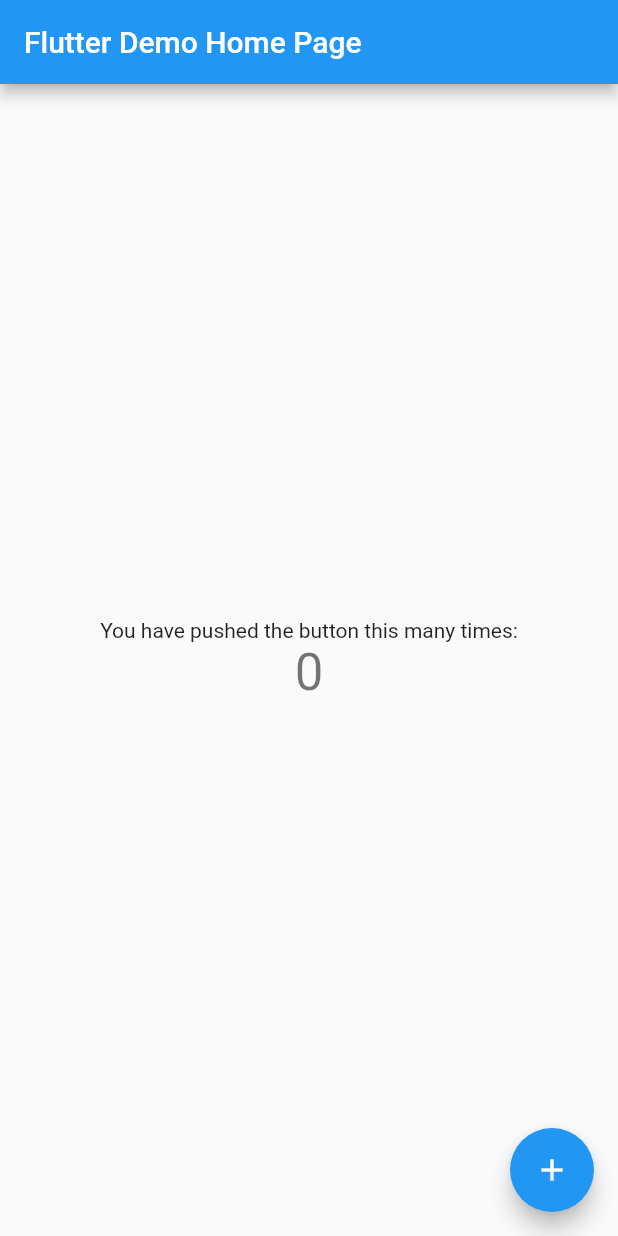
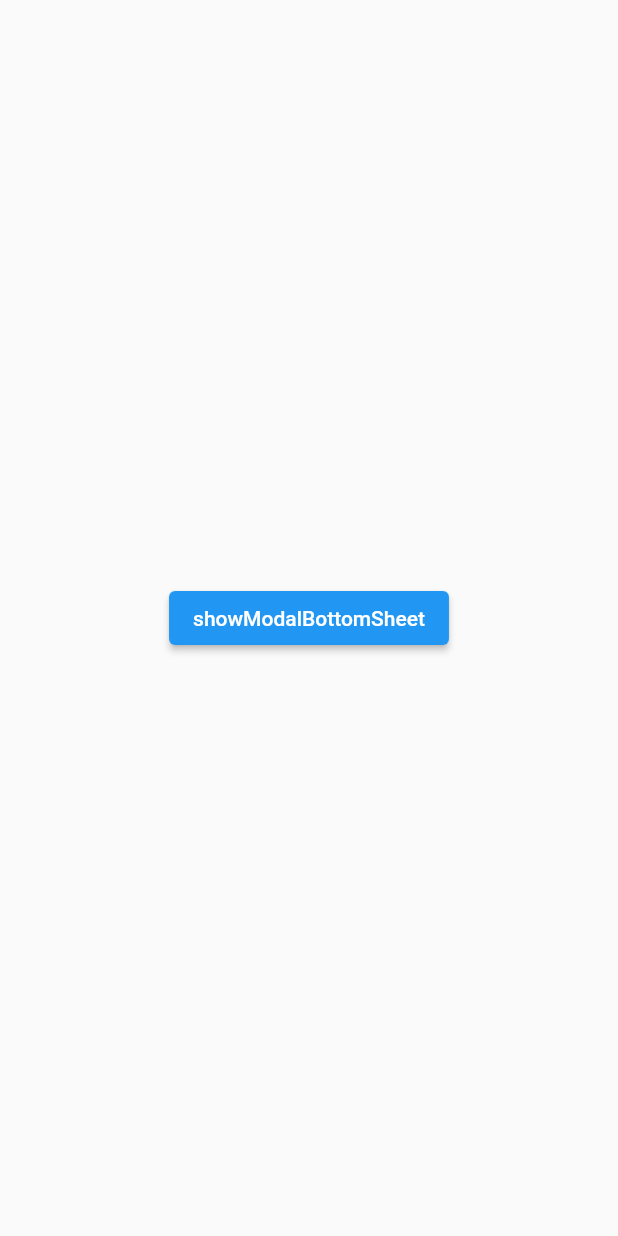
Before and after one commit to ashutosh-rai-78/Bottom_Sheet, a Flutter app: the screen it shows after launch, on a phone screen of 412 x 824 dp. Run offline on Flutter 3.47's test engine with Material 2 defaults, Android fonts, the phone set to English and light mode, and no system bars.

Commit message:
Final Commit

```diff
--- a/lib/main.dart
+++ b/lib/main.dart
@@ -1,115 +1,56 @@
 import 'package:flutter/material.dart';
 
 void main() {
-  runApp(const MyApp());
+  runApp(MyApp());
 }
 
 class MyApp extends StatelessWidget {
   const MyApp({Key? key}) : super(key: key);
 
-  // This widget is the root of your application.
   @override
   Widget build(BuildContext context) {
-    return MaterialApp(
-      title: 'Flutter Demo',
-      theme: ThemeData(
-        // This is the theme of your application.
-        //
-        // Try running your application with "flutter run". You'll see the
-        // application has a blue toolbar. Then, without quitting the app, try
-        // changing the primarySwatch below to Colors.green and then invoke
-        // "hot reload" (press "r" in the console where you ran "flutter run",
-        // or simply save your changes to "hot reload" in a Flutter IDE).
-        // Notice that the counter didn't reset back to zero; the application
-        // is not restarted.
-        primarySwatch: Colors.blue,
+    return const MaterialApp(
+      home: Scaffold(
+        body: MyStatelessWidget()
       ),
-      home: const MyHomePage(title: 'Flutter Demo Home Page'),
     );
   }
 }
 
-class MyHomePage extends StatefulWidget {
-  const MyHomePage({Key? key, required this.title}) : super(key: key);
-
-  // This widget is the home page of your application. It is stateful, meaning
-  // that it has a State object (defined below) that contains fields that affect
-  // how it looks.
-
-  // This class is the configuration for the state. It holds the values (in this
-  // case the title) provided by the parent (in this case the App widget) and
-  // used by the build method of the State. Fields in a Widget subclass are
-  // always marked "final".
-
-  final String title;
-
-  @override
-  State<MyHomePage> createState() => _MyHomePageState();
-}
-
-class _MyHomePageState extends State<MyHomePage> {
-  int _counter = 0;
-
-  void _incrementCounter() {
-    setState(() {
-      // This call to setState tells the Flutter framework that something has
-      // changed in this State, which causes it to rerun the build method below
-      // so that the display can reflect the updated values. If we changed
-      // _counter without calling setState(), then the build method would not be
-      // called again, and so nothing would appear to happen.
-      _counter++;
-    });
-  }
+class MyStatelessWidget extends StatelessWidget {
+  const MyStatelessWidget({Key? key}) : super(key: key);
 
   @override
   Widget build(BuildContext context) {
-    // This method is rerun every time setState is called, for instance as done
-    // by the _incrementCounter method above.
-    //
-    // The Flutter framework has been optimized to make rerunning build methods
-    // fast, so that you can just rebuild anything that needs updating rather
-    // than having to individually change instances of widgets.
-    return Scaffold(
-      appBar: AppBar(
-        // Here we take the value from the MyHomePage object that was created by
-        // the App.build method, and use it to set our appbar title.
-        title: Text(widget.title),
+    return Center(
+      child: ElevatedButton(
+        child: const Text('showModalBottomSheet'),
+        onPressed: () {
+          showModalBottomSheet<void>(
+            context: context,
+            builder: (BuildContext context) {
+              return Container(
+
+                height: 200,
+                color: Colors.white,
+                child: Center(
+                  child: Column(
+                    mainAxisAlignment: MainAxisAlignment.center,
+                    mainAxisSize: MainAxisSize.min,
+                    children: <Widget>[
+                      const Text('Modal BottomSheet'),
+                      ElevatedButton(
+                        child: const Text('Close BottomSheet'),
+                        onPressed: () => Navigator.pop(context),
+                      )
+                    ],
+                  ),
+                ),
+              );
+            },
+          );
+        },
       ),
-      body: Center(
-        // Center is a layout widget. It takes a single child and positions it
-        // in the middle of the parent.
-        child: Column(
-          // Column is also a layout widget. It takes a list of children and
-          // arranges them vertically. By default, it sizes itself to fit its
-          // children horizontally, and tries to be as tall as its parent.
-          //
-          // Invoke "debug painting" (press "p" in the console, choose the
-          // "Toggle Debug Paint" action from the Flutter Inspector in Android
-          // Studio, or the "Toggle Debug Paint" command in Visual Studio Code)
-          // to see the wireframe for each widget.
-          //
-          // Column has various properties to control how it sizes itself and
-          // how it positions its children. Here we use mainAxisAlignment to
-          // center the children vertically; the main axis here is the vertical
-          // axis because Columns are vertical (the cross axis would be
-          // horizontal).
-          mainAxisAlignment: MainAxisAlignment.center,
-          children: <Widget>[
-            const Text(
-              'You have pushed the button this many times:',
-            ),
-            Text(
-              '$_counter',
-              style: Theme.of(context).textTheme.headline4,
-            ),
-          ],
-        ),
-      ),
-      floatingActionButton: FloatingActionButton(
-        onPressed: _incrementCounter,
-        tooltip: 'Increment',
-        child: const Icon(Icons.add),
-      ), // This trailing comma makes auto-formatting nicer for build methods.
     );
   }
 }
```
Also changed, not shown: 1 other file.
